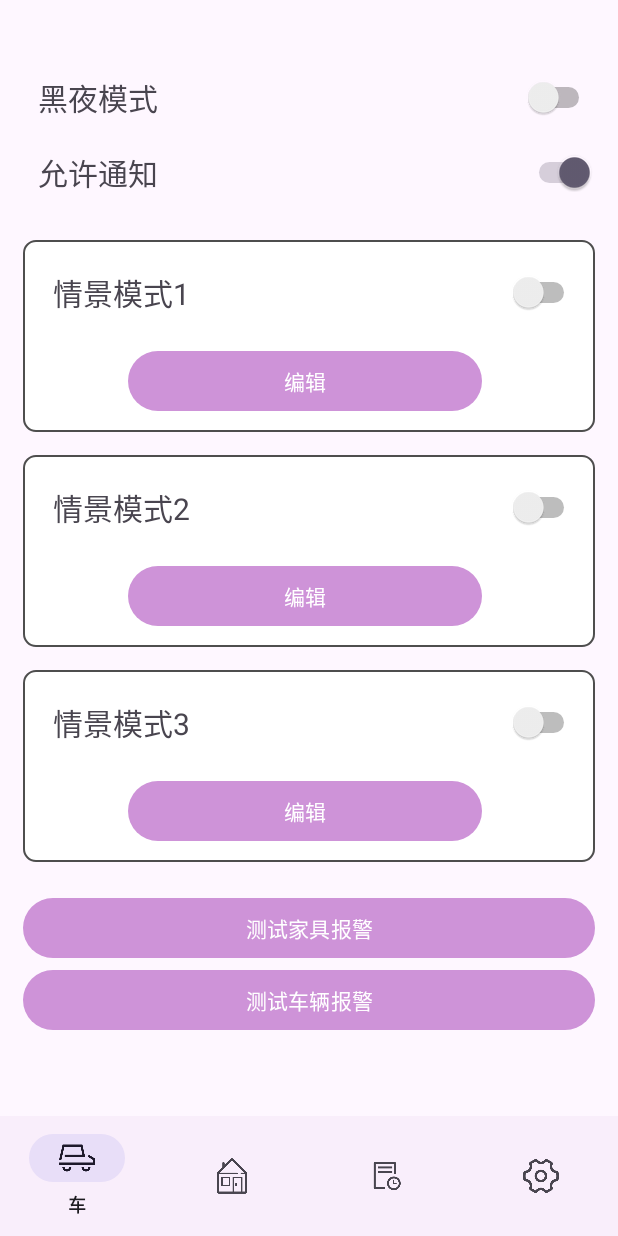
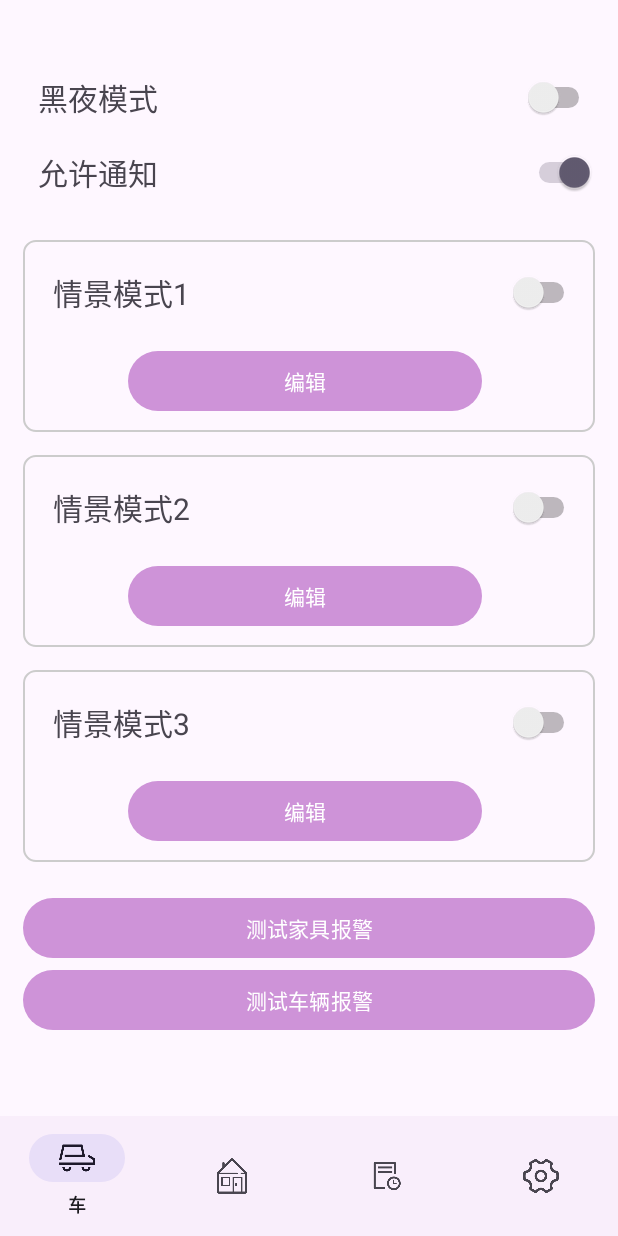
Before and after one commit to ytzuo/smart-home-demo-frontend, an Android app: the fragment SettingFragment placed in its activity, on a phone screen of 412 x 824 dp. Run offline under Robolectric (Android 15) with nearby library versions, the phone set to English and light mode, and no system bars.

Commit message:
新增了一个为LinearLayout添加圆角和边框的方式, 请使用android:background="@drawable/rounded_border", 新增了自定义情景模式的窗口 待完成: 自定义情景模式窗口中使用的Item, 以及对应的自定义情景的逻辑(现阶段打算先支持一件开机)

```diff
--- /dev/null
+++ b/app/src/main/res/drawable/rounded_border.xml
@@ -0,0 +1,13 @@
+<?xml version="1.0" encoding="utf-8"?>
+<shape xmlns:android="http://schemas.android.com/apk/res/android"
+    android:shape="rectangle">
+
+    <!-- 圆角 -->
+    <corners android:radius="8dp" />
+
+    <!-- 边框 -->
+    <stroke
+        android:width="1dp"
+        android:color="#CCCCCC" />
+
+</shape>
--- a/app/src/main/res/layout/fragment_setting.xml
+++ b/app/src/main/res/layout/fragment_setting.xml
@@ -71,7 +71,7 @@
                 android:layout_height="wrap_content"
                 android:layout_marginTop="20dp"
                 android:orientation="vertical"
-                android:background="@drawable/param_background"
+                android:background="@drawable/rounded_border"
                 android:padding="10dp">
 
                 <LinearLayout
@@ -127,7 +127,7 @@
                 android:layout_height="wrap_content"
                 android:layout_marginTop="15dp"
                 android:orientation="vertical"
-                android:background="@drawable/param_background"
+                android:background="@drawable/rounded_border"
                 android:padding="10dp">
 
                 <LinearLayout
@@ -184,7 +184,7 @@
                 android:layout_height="wrap_content"
                 android:layout_marginTop="15dp"
                 android:orientation="vertical"
-                android:background="@drawable/param_background"
+                android:background="@drawable/rounded_border"
                 android:padding="10dp">
 
                 <LinearLayout
--- a/app/src/main/res/values/strings.xml
+++ b/app/src/main/res/values/strings.xml
@@ -46,4 +46,6 @@
     <string name="alert_message">报警信息：</string>
     <string name="alert_label">设备报警！</string>
     <string name="confirm">确定</string>
+    <string name="scene_mode_name">默认情景模式</string>
+    <string name="scene_mode_select">为本情景选择家具</string>
 </resources>
```
Also changed, not shown: app/src/main/res/layout/window_scenemode_customize.xml (added, +54 -0 lines).
